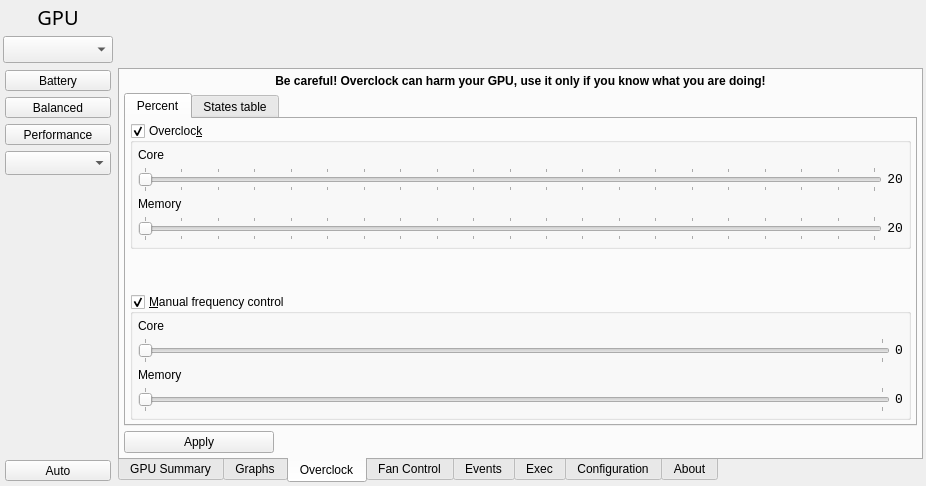
Before: the Qt Designer form radeon-profile/radeon_profile.ui in marazmista/radeon-profile, drawn with Qt 5.
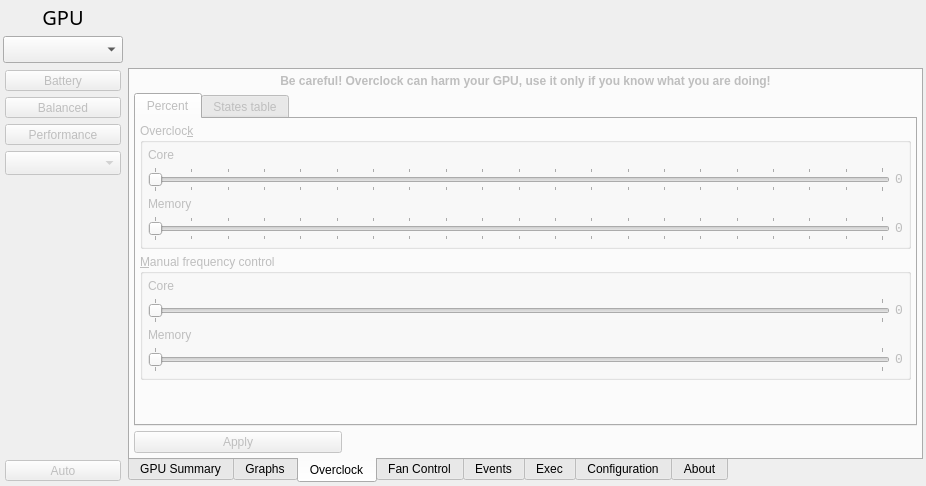
After: the same form once the commit is applied. The open tabs and pages were chosen to show the change. Icons and pictures are not drawn.

What changed in the file:
```diff
--- a/radeon-profile/radeon_profile.ui
+++ b/radeon-profile/radeon_profile.ui
@@ -122,6 +122,9 @@
     </item>
     <item row="2" column="0">
      <widget class="QStackedWidget" name="stack_pm">
+      <property name="enabled">
+       <bool>false</bool>
+      </property>
       <property name="sizePolicy">
        <sizepolicy hsizetype="Fixed" vsizetype="Minimum">
         <horstretch>0</horstretch>
@@ -130,10 +133,16 @@
       </property>
       <property name="minimumSize">
        <size>
-        <width>110</width>
+        <width>120</width>
         <height>0</height>
        </size>
       </property>
+      <property name="maximumSize">
+       <size>
+        <width>120</width>
+        <height>16777215</height>
+       </size>
+      </property>
       <property name="currentIndex">
        <number>0</number>
       </property>
@@ -1052,6 +1061,9 @@
        </layout>
       </widget>
       <widget class="QWidget" name="tab_overclock">
+       <property name="enabled">
+        <bool>false</bool>
+       </property>
        <attribute name="title">
         <string>Overclock</string>
        </attribute>
@@ -1090,12 +1102,15 @@
         <item>
          <widget class="QTabWidget" name="tw_overclock">
           <property name="enabled">
-           <bool>true</bool>
+           <bool>false</bool>
           </property>
           <property name="currentIndex">
            <number>0</number>
           </property>
           <widget class="QWidget" name="tab_percent">
+           <property name="enabled">
+            <bool>false</bool>
+           </property>
            <attribute name="title">
             <string>Percent</string>
            </attribute>
@@ -1117,14 +1132,17 @@
             </property>
             <item>
              <widget class="QGroupBox" name="group_oc">
+              <property name="enabled">
+               <bool>false</bool>
+              </property>
               <property name="title">
                <string>Overcloc&amp;k</string>
               </property>
               <property name="checkable">
-               <bool>true</bool>
+               <bool>false</bool>
               </property>
               <property name="checked">
-               <bool>true</bool>
+               <bool>false</bool>
               </property>
               <layout class="QGridLayout" name="gridLayout_7" columnstretch="1,0,0,0">
                <property name="leftMargin">
@@ -1221,7 +1239,7 @@
                   </font>
                  </property>
                  <property name="text">
-                  <string notr="true">20</string>
+                  <string notr="true">0</string>
                  </property>
                  <property name="alignment">
                   <set>Qt::AlignRight|Qt::AlignTrailing|Qt::AlignVCenter</set>
@@ -1237,7 +1255,7 @@
                   </font>
                  </property>
                  <property name="text">
-                  <string notr="true">20</string>
+                  <string notr="true">0</string>
                  </property>
                  <property name="alignment">
                   <set>Qt::AlignRight|Qt::AlignTrailing|Qt::AlignVCenter</set>
@@ -1247,29 +1265,19 @@
               </layout>
              </widget>
             </item>
-            <item>
-             <spacer name="verticalSpacer_3">
-              <property name="orientation">
-               <enum>Qt::Vertical</enum>
-              </property>
-              <property name="sizeHint" stdset="0">
-               <size>
-                <width>20</width>
-                <height>40</height>
-               </size>
-              </property>
-             </spacer>
-            </item>
             <item>
              <widget class="QGroupBox" name="group_freq">
+              <property name="enabled">
+               <bool>false</bool>
+              </property>
               <property name="title">
                <string>&amp;Manual frequency control</string>
               </property>
               <property name="checkable">
-               <bool>true</bool>
+               <bool>false</bool>
               </property>
               <property name="checked">
-               <bool>true</bool>
+               <bool>false</bool>
               </property>
               <layout class="QGridLayout" name="gridLayout_16" columnstretch="1,0">
                <property name="leftMargin">
@@ -1392,6 +1400,19 @@
               </layout>
              </widget>
             </item>
+            <item>
+             <spacer name="verticalSpacer_4">
+              <property name="orientation">
+               <enum>Qt::Vertical</enum>
+              </property>
+              <property name="sizeHint" stdset="0">
+               <size>
+                <width>20</width>
+                <height>40</height>
+               </size>
+              </property>
+             </spacer>
+            </item>
            </layout>
           </widget>
           <widget class="QWidget" name="tab_ocTable">
@@ -1535,9 +1556,12 @@
         </item>
         <item>
          <widget class="QPushButton" name="btn_applyOverclock">
+          <property name="enabled">
+           <bool>false</bool>
+          </property>
           <property name="maximumSize">
            <size>
-            <width>150</width>
+            <width>208</width>
             <height>16777215</height>
            </size>
           </property>
```
Left out of the diff: 123 changed lines with no effect on the pictures.
